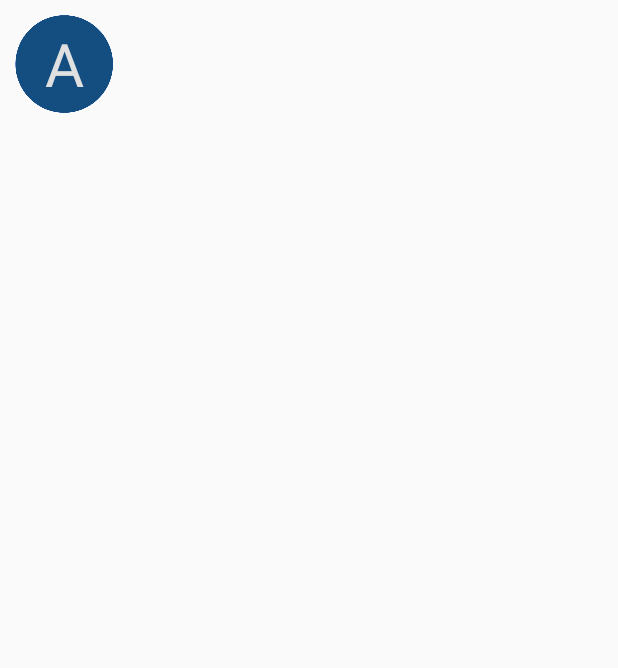
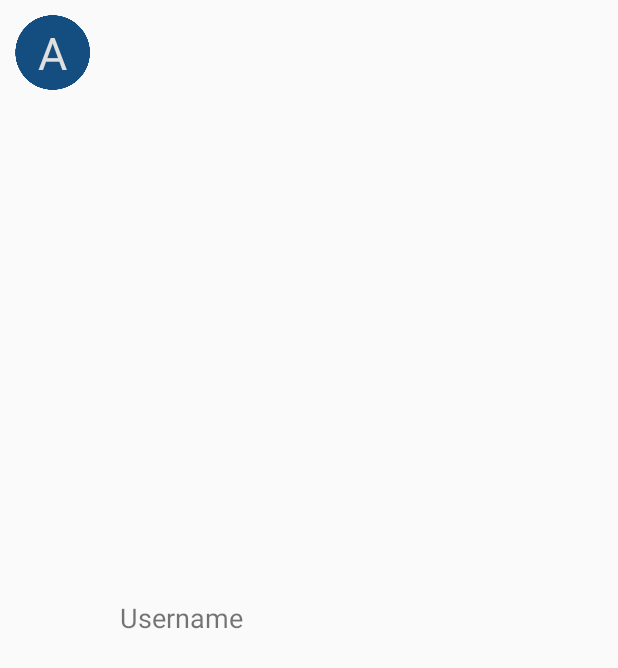
Before and after one commit to imanuelpardosi/DynEd-User, an Android app: the layout custom_user.xml on its own in the app's theme, with its tools: preview values and no code run, on a phone screen of 412 x 824 dp. Shown: the top 668 px of the screen. Run offline under Robolectric (Android 15) with nearby library versions, the phone set to English and light mode, and no system bars.

Commit message:
add back button and update UX

```diff
--- a/app/src/main/res/layout/custom_user.xml
+++ b/app/src/main/res/layout/custom_user.xml
@@ -8,11 +8,11 @@
     <TextView
         android:id="@+id/photo_profile"
         android:text="A"
-        android:layout_width="65dp"
+        android:layout_width="50dp"
+        android:layout_height="50dp"
         android:background="@drawable/blue1"
-        android:layout_height="65dp"
         android:gravity="center"
-        android:textSize="40dp"
+        android:textSize="30dp"
         android:elegantTextHeight="true"
         android:textColor="@color/material_grey_300"
         android:contentDescription="@string/app_name" />
@@ -23,8 +23,8 @@
         android:layout_height="wrap_content"
         android:layout_gravity="center"
         android:layout_weight="70"
-        android:gravity="center"
+        android:paddingLeft="20dp"
         android:textSize="8pt"
-        android:text=""
-        android:textStyle="bold" />
+        android:text="Username"
+         />
 </LinearLayout>
--- a/app/src/main/res/layout/nav_header_main.xml
+++ b/app/src/main/res/layout/nav_header_main.xml
@@ -24,14 +24,14 @@
         android:paddingTop="1dp"
         android:text="Imanuel Pardosi"
         android:textSize="18dp"
-        android:textColor="#000000"
+        android:textColor="#ffffff"
         android:textAppearance="@style/TextAppearance.AppCompat.Body1" />
 
     <TextView
         android:id="@+id/textView"
         android:layout_width="wrap_content"
         android:layout_height="wrap_content"
-        android:textColor="#000000"
+        android:textColor="#ffffff"
         android:text="imanuelpardosi@gmail.com" />
 
 </LinearLayout>
--- a/app/src/main/res/menu/search_view_menu_item.xml
+++ b/app/src/main/res/menu/search_view_menu_item.xml
@@ -5,6 +5,7 @@
         android:id="@+id/action_search"
         app:actionViewClass="android.support.v7.widget.SearchView"
         app:showAsAction="collapseActionView|always"
-        android:icon="@android:drawable/ic_menu_search"
+        android:icon="@drawable/ic_menu_search"
+
         android:title="Search username" />
 </menu>
```
Also changed, not shown: app/src/main/AndroidManifest.xml (+8 -1 lines), app/src/main/java/com/dyned/imanuel/dyneduser/Activity/Splashscreen.java (+5 -5 lines), app/src/main/java/com/dyned/imanuel/dyneduser/Activity/UserDetail.java (+18 -8 lines), app/src/main/java/com/dyned/imanuel/dyneduser/Controller/UserController.java (+9 -9 lines), app/src/main/res/layout/content_about.xml (+18 -21 lines), app/src/main/res/drawable/header2.jpg (added), app/src/main/res/drawable/ic_menu_search.png (added), 1 other file.
